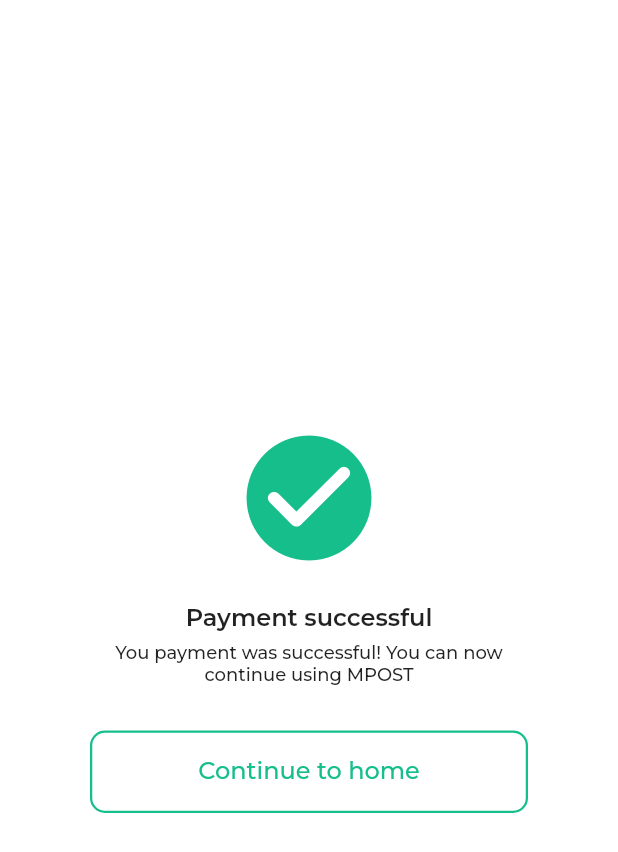
After one commit to aliabbasi181/mpost, a Flutter app: the ProcessingPayment screen opened directly, after a tap on "Success", on a phone screen of 412 x 824 dp. The commit adds this screen. Shown: the top 852 px of the screen. Run offline on Flutter 3.47's test engine with Material 2 defaults, Android fonts, the phone set to English and light mode, and no system bars; our stand-ins replace accordion, country_code_picker, dio, geolocator, google_maps_flutter, google_nav_bar and 1 more; network calls fail; project files that could hold a hidden picture were left out.

Commit message:
payment screens done

```diff
--- a/lib/login_register/otp_verify_login.dart
+++ b/lib/login_register/otp_verify_login.dart
@@ -23,7 +23,7 @@ class _OTPVerifyLoginState extends State<OTPVerifyLogin> {
 
   _runTimer() {
     const oneSec = Duration(seconds: 1);
-    _countDown = 25;
+    _countDown = 90;
     _timer = Timer.periodic(
       oneSec,
       (Timer timer) {
@@ -114,7 +114,7 @@ class _OTPVerifyLoginState extends State<OTPVerifyLogin> {
                       height: Constants.getWidth(context) * 0.1,
                     ),
                     InputField(
-                      hint: "Enter 6 digit code",
+                      hint: "Enter OTP code",
                       controller: otp,
                     ),
                     SizedBox(
@@ -167,7 +167,7 @@ class _OTPVerifyLoginState extends State<OTPVerifyLogin> {
                     label:
                         !applicationBloc.loading ? "SUBMIT" : "Please wait...",
                     onPress: () async {
-                      if (await applicationBloc.verifyOTP(
+                      if (await applicationBloc.verifyLoginOTP(
                           otp.text, widget.phone)) {
                         Navigator.pushReplacement(
                             context,
--- a/lib/main.dart
+++ b/lib/main.dart
@@ -4,8 +4,11 @@ import 'package:mpost/log_and_reg.dart';
 import 'package:mpost/mpost/delivery/delivery.dart';
 import 'package:mpost/mpost/home.dart';
 import 'package:mpost/mpost/nav.dart';
+import 'package:mpost/mpost/payment.dart';
 import 'package:mpost/splash.dart';
 import 'package:provider/provider.dart';
+
+import 'mpost/payment/choose_payment.dart';
 
 void main() {
   runApp(const MyApp());
@@ -19,7 +22,7 @@ class MyApp extends StatelessWidget {
     return ChangeNotifierProvider(
         create: (context) => ApplicaitonBloc(),
         child: const MaterialApp(
-          home: BottomNav(),
+          home: ChoosePayment(),
         ));
   }
 }
--- a/lib/mpost/delivery/address_picker.dart
+++ b/lib/mpost/delivery/address_picker.dart
@@ -262,6 +262,7 @@ class _MyBottomSheetState extends State<MyBottomSheet> {
                       return Column(children: [
                         ListTile(
                           onTap: () async {
+                            print("PLACE ID:" + place.placeID);
                             try {
                               LatLng latlng =
                                   await applicationBloc.getPlace(place.placeID);
--- /dev/null
+++ b/lib/mpost/payment/processing.dart
@@ -0,0 +1,247 @@
+import 'dart:io';
+
+import 'package:flutter/cupertino.dart';
+import 'package:flutter/material.dart';
+import 'package:mpost/constants.dart';
+import 'package:mpost/mpost/nav.dart';
+import 'package:mpost/mpost/payment/choose_payment.dart';
+
+class ProcessingPayment extends StatefulWidget {
+  const ProcessingPayment({Key? key}) : super(key: key);
+
+  @override
+  _ProcessingPaymentState createState() => _ProcessingPaymentState();
+}
+
+class _ProcessingPaymentState extends State<ProcessingPayment> {
+  @override
+  Widget build(BuildContext context) {
+    return Scaffold(
+      backgroundColor: Colors.white,
+      body: SafeArea(
+        child: Stack(
+          alignment: AlignmentDirectional.bottomCenter,
+          children: [
+            Container(
+              height: Constants.getHeight(context),
+              child: Center(
+                child: Column(
+                  mainAxisAlignment: MainAxisAlignment.center,
+                  crossAxisAlignment: CrossAxisAlignment.center,
+                  children: [
+                    Platform.isIOS
+                        ? const CupertinoActivityIndicator(
+                            radius: 20,
+                          )
+                        : const CircularProgressIndicator(),
+                    const SizedBox(
+                      height: 20,
+                    ),
+                    const Text(
+                      'Processing payment',
+                      style: TextStyle(
+                          fontFamily: "Montserrat",
+                          fontSize: 14,
+                          fontWeight: FontWeight.w500),
+                    ),
+                    const SizedBox(
+                      height: 30,
+                    ),
+                  ],
+                ),
+              ),
+            ),
+            Row(
+              mainAxisAlignment: MainAxisAlignment.spaceEvenly,
+              children: [
+                ElevatedButton(
+                    onPressed: () {
+                      Navigator.pushReplacement(
+                          context,
+                          MaterialPageRoute(
+                              builder: (context) => const PaymentSuccess()));
+                    },
+                    child: const Text("Success")),
+                ElevatedButton(
+                    onPressed: () {
+                      Navigator.pushReplacement(
+                          context,
+                          MaterialPageRoute(
+                              builder: (context) => const PaymentError()));
+                    },
+                    child: const Text("Attack")),
+              ],
+            )
+          ],
+        ),
+      ),
+    );
+  }
+}
+
+class PaymentSuccess extends StatefulWidget {
+  const PaymentSuccess({Key? key}) : super(key: key);
+
+  @override
+  _PaymentSuccessState createState() => _PaymentSuccessState();
+}
+
+class _PaymentSuccessState extends State<PaymentSuccess> {
+  @override
+  Widget build(BuildContext context) {
+    return Scaffold(
+      backgroundColor: Colors.white,
+      body: Container(
+        padding: const EdgeInsets.all(60),
+        height: Constants.getHeight(context),
+        child: Center(
+          child: Column(
+            mainAxisAlignment: MainAxisAlignment.center,
+            crossAxisAlignment: CrossAxisAlignment.center,
+            children: [
+              const Icon(
+                Icons.check_circle_rounded,
+                size: 100,
+                color: Color(0xff15BE8B),
+              ),
+              const SizedBox(
+                height: 20,
+              ),
+              const Text(
+                'Payment successful',
+                style: TextStyle(
+                    fontFamily: "Montserrat",
+                    fontSize: 16,
+                    fontWeight: FontWeight.w600),
+              ),
+              const SizedBox(
+                height: 5,
+              ),
+              const Text(
+                'You payment was successful! You can now continue using MPOST',
+                textAlign: TextAlign.center,
+                style: TextStyle(
+                    fontFamily: "Montserrat",
+                    fontSize: 12,
+                    fontWeight: FontWeight.w500),
+              ),
+              const SizedBox(
+                height: 30,
+              ),
+              InkWell(
+                onTap: () {
+                  Navigator.push(
+                      context,
+                      MaterialPageRoute(
+                          builder: (context) => const BottomNav()));
+                },
+                child: Container(
+                  width: Constants.getWidth(context),
+                  padding: const EdgeInsets.all(16),
+                  decoration: BoxDecoration(
+                      border: Border.all(
+                          width: 1.5, color: const Color(0xff15BE8B)),
+                      color: Colors.white,
+                      borderRadius: BorderRadius.circular(10)),
+                  child: const Text(
+                    "Continue to home",
+                    textAlign: TextAlign.center,
+                    style: TextStyle(
+                        color: Color(0xff15BE8B),
+                        fontFamily: "Montserrat",
+                        fontSize: 16,
+                        fontWeight: FontWeight.w500),
+                  ),
+                ),
+              ),
+            ],
+          ),
+        ),
+      ),
+    );
+  }
+}
+
+class PaymentError extends StatefulWidget {
+  const PaymentError({Key? key}) : super(key: key);
+
+  @override
+  _PaymentErrorState createState() => _PaymentErrorState();
+}
+
+class _PaymentErrorState extends State<PaymentError> {
+  @override
+  Widget build(BuildContext context) {
+    return Scaffold(
+      backgroundColor: Colors.white,
+      body: Container(
+        padding: const EdgeInsets.all(60),
+        height: Constants.getHeight(context),
+        child: Center(
+          child: Column(
+            mainAxisAlignment: MainAxisAlignment.center,
+            crossAxisAlignment: CrossAxisAlignment.center,
+            children: [
+              const Icon(
+                Icons.cancel_rounded,
+                size: 100,
+                color: Color(0xffBE1515),
+              ),
+              const SizedBox(
+                height: 20,
+              ),
+              const Text(
+                'Payment failed',
+                style: TextStyle(
+                    fontFamily: "Montserrat",
+                    fontSize: 16,
+                    color: Color(0xffBE1515),
+                    fontWeight: FontWeight.w600),
+              ),
+              const SizedBox(
+                height: 5,
+              ),
+              const Text(
+                'Oh no! Something went wrong. We aren’t able to process your payment. Please try again',
+                textAlign: TextAlign.center,
+                style: TextStyle(
+                    fontFamily: "Montserrat",
+                    fontSize: 12,
+                    fontWeight: FontWeight.w500),
+              ),
+              const SizedBox(
+                height: 30,
+              ),
+              InkWell(
+                onTap: () {
+                  Navigator.push(
+                      context,
+                      MaterialPageRoute(
+                          builder: (context) => const ChoosePayment()));
+                },
+                child: Container(
+                  width: Constants.getWidth(context),
+                  padding: const EdgeInsets.all(16),
+                  decoration: BoxDecoration(
+                      border: Border.all(
+                          width: 1.5, color: const Color(0xffBE1515)),
+                      color: Colors.white,
+                      borderRadius: BorderRadius.circular(10)),
+                  child: const Text(
+                    "Try again",
+                    textAlign: TextAlign.center,
+                    style: TextStyle(
+                        color: Color(0xffBE1515),
+                        fontFamily: "Montserrat",
+                        fontSize: 16,
+                        fontWeight: FontWeight.w500),
+                  ),
+                ),
+              ),
+            ],
+          ),
+        ),
+      ),
+    );
+  }
+}
--- a/pubspec.yaml
+++ b/pubspec.yaml
@@ -39,6 +39,7 @@ dependencies:
   geolocator: ^8.1.1
   google_maps_flutter: ^2.1.1
   http: ^0.13.4
+  accordion: ^2.1.2
 
 
 dev_dependencies:
```
Also changed, not shown: lib/blocs/application_bloc.dart (+16 -1 lines), lib/login_register/otp_verify.dart (+10 -3 lines), lib/login_register/register.dart (+7 -6 lines), lib/mpost/payment/choose_payment.dart (added, +409 -0 lines), lib/services/login_register.dart (+27 -6 lines), pubspec.lock.
